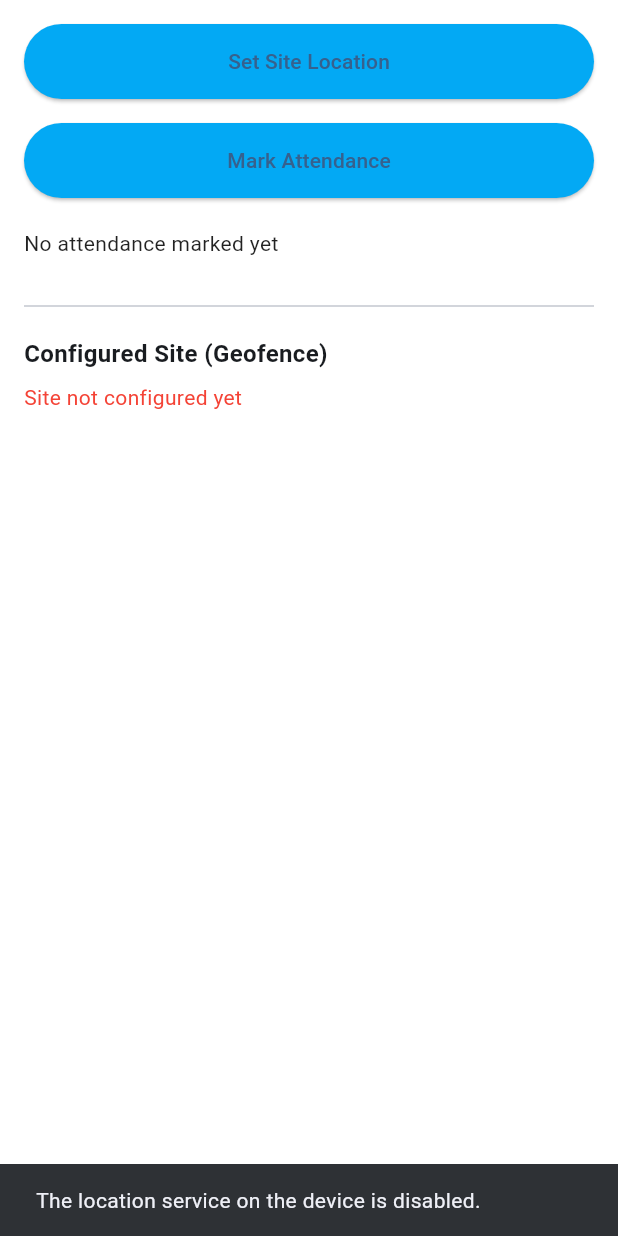
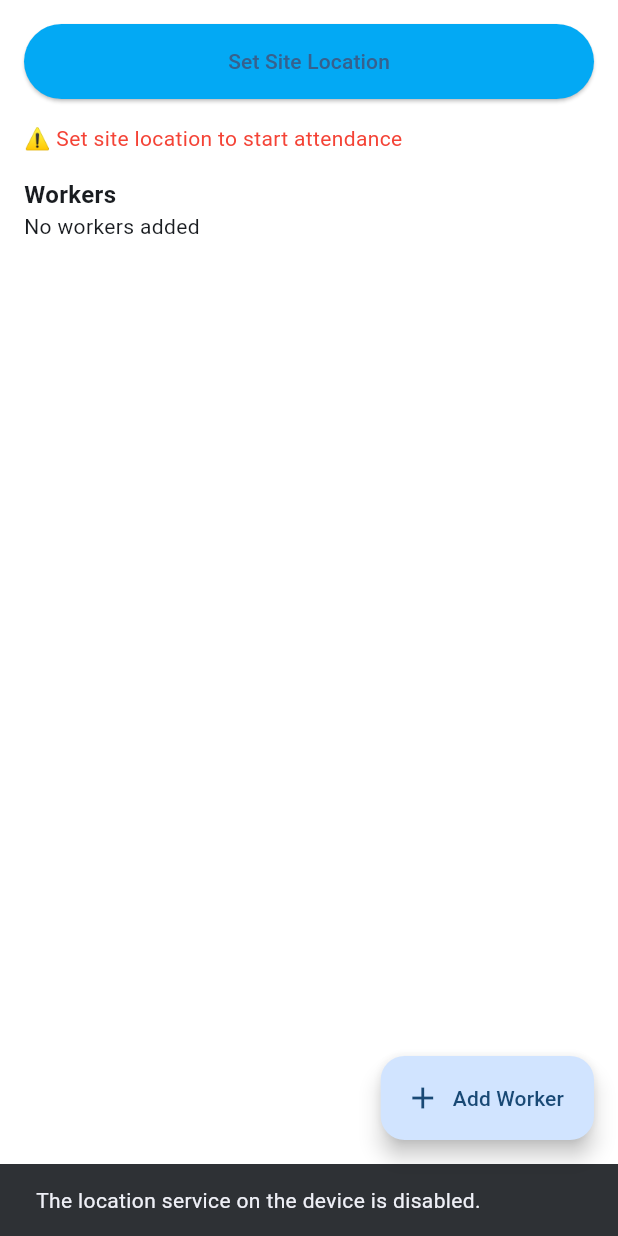
Before and after one commit to ASN-cmd/construction_app, a Flutter app: the AttendanceScreen screen opened directly, after a tap on "Set Site Location", on a phone screen of 412 x 824 dp. Run offline on Flutter 3.47's test engine with Material 3 defaults, Android fonts, the phone set to English and light mode, and no system bars; our stand-ins replace drift, geolocator, shared_preferences; accounts and stored records are empty; generated files the repository leaves out were written again.

Commit message:
attendance-module-update

```diff
--- /dev/null
+++ b/construction_field_app/lib/data/local/tables/workers_table.dart
@@ -0,0 +1,8 @@
+import 'package:drift/drift.dart';
+
+class Workers extends Table {
+  IntColumn get id => integer().autoIncrement()();
+  TextColumn get name => text()();
+  TextColumn get designation => text()();
+  RealColumn get dailyWage => real()();
+}
--- /dev/null
+++ b/construction_field_app/lib/models/worker_attendance_record.dart
@@ -0,0 +1,13 @@
+class WorkerAttendanceRecord {
+  final String workerName;
+  final String designation;
+  final String status;
+  final DateTime date;
+
+  WorkerAttendanceRecord({
+    required this.workerName,
+    required this.designation,
+    required this.status,
+    required this.date,
+  });
+}
--- a/construction_field_app/lib/ui/screens/attendance_screen.dart
+++ b/construction_field_app/lib/ui/screens/attendance_screen.dart
@@ -2,6 +2,7 @@ import 'package:flutter/material.dart';
 import '../../data/local/app_database.dart';
 import '../../services/attendance_service.dart';
 import '../../repositories/attendance_repository.dart';
+import '../widgets/add_worker_sheet.dart';
 
 class AttendanceScreen extends StatefulWidget {
   const AttendanceScreen({super.key});
@@ -14,63 +15,74 @@ class _AttendanceScreenState extends State<AttendanceScreen> {
   late AppDatabase db;
   late AttendanceService service;
 
-  bool isLoading = false;
-  String statusMessage = 'No attendance marked yet';
-
   @override
   void initState() {
     super.initState();
     db = AppDatabase();
-    final repo = AttendanceRepository(db);
-    service = AttendanceService(repo);
+    service = AttendanceService(AttendanceRepository(db));
   }
-
-  /* -------- UI ACTIONS ONLY -------- */
 
   Future<void> handleSetSiteLocation() async {
     try {
       await service.setSiteLocation();
+      setState(() {});
       ScaffoldMessenger.of(context).showSnackBar(
         const SnackBar(
           content: Text('Site location set successfully'),
           backgroundColor: Colors.green,
         ),
       );
-      setState(() {});
+    } catch (e) {
+      ScaffoldMessenger.of(context)
+          .showSnackBar(SnackBar(content: Text(e.toString())));
+    }
+  }
+
+  Future<void> markWorker(int workerId, String status) async {
+    try {
+      await service.markWorkerAttendance(
+        workerId: workerId,
+        status: status,
+      );
+
+      ScaffoldMessenger.of(context).showSnackBar(
+        SnackBar(
+          content: Text('Marked $status'),
+          backgroundColor: Colors.green,
+        ),
+      );
     } catch (e) {
       ScaffoldMessenger.of(context).showSnackBar(
-        SnackBar(content: Text(e.toString())),
+        SnackBar(
+          content: Text(e.toString()),
+          backgroundColor: Colors.red,
+        ),
       );
     }
   }
 
-  Future<void> handleMarkAttendance() async {
-    setState(() {
-      isLoading = true;
-      statusMessage = 'Processing attendance...';
-    });
-
-    final result = await service.markAttendance();
-
-    setState(() {
-      isLoading = false;
-      statusMessage = result;
-    });
-
-    ScaffoldMessenger.of(context).showSnackBar(
-      SnackBar(
-        content: Text(result),
-        backgroundColor:
-            result.contains('saved') ? Colors.green : Colors.red,
-      ),
-    );
-  }
-
-  /* -------- UI -------- */
-
   @override
   Widget build(BuildContext context) {
-    return ListView(
+    return Scaffold(
+      backgroundColor: Colors.white,
+
+      floatingActionButton: FloatingActionButton.extended(
+        onPressed: () async {
+          final added = await showModalBottomSheet(
+            context: context,
+            isScrollControlled: true,
+            shape: const RoundedRectangleBorder(
+              borderRadius: BorderRadius.vertical(top: Radius.circular(16)),
+            ),
+            builder: (_) => AddWorkerSheet(service: service),
+          );
+          if (added == true) setState(() {});
+        },
+        icon: const Icon(Icons.add),
+        label: const Text('Add Worker'),
+      ),
+
+      body: ListView(
         padding: const EdgeInsets.all(16),
         children: [
           ElevatedButton(
@@ -84,58 +96,109 @@ class _AttendanceScreenState extends State<AttendanceScreen> {
 
           const SizedBox(height: 16),
 
-        ElevatedButton(
-          onPressed: isLoading ? null : handleMarkAttendance,
-          style: ElevatedButton.styleFrom(
-            backgroundColor: Colors.lightBlue,
-            minimumSize: const Size(double.infinity, 50),
-          ),
-          child: isLoading
-              ? const CircularProgressIndicator(color: Colors.white)
-              : const Text('Mark Attendance'),
-        ),
-
-        const SizedBox(height: 20),
-
-        Text(
-          statusMessage,
-          style: const TextStyle(color: Colors.black87),
-        ),
-
-        const SizedBox(height: 24),
-        const Divider(),
-        const SizedBox(height: 12),
-
-        const Text(
-          'Configured Site (Geofence)',
-          style: TextStyle(
-            fontSize: 16,
-            fontWeight: FontWeight.bold,
-          ),
-        ),
-
-        const SizedBox(height: 8),
-
           FutureBuilder(
             future: db.getSiteGeofence(),
             builder: (context, snapshot) {
-            if (!snapshot.hasData || snapshot.data == null) {
-              return const Text(
-                'Site not configured yet',
-                style: TextStyle(color: Colors.red),
-              );
+              final siteConfigured = snapshot.hasData && snapshot.data != null;
+
+              return Column(
+                crossAxisAlignment: CrossAxisAlignment.start,
+                children: [
+                  Text(
+                    siteConfigured
+                        ? 'Site configured'
+                        : '⚠ Set site location to start attendance',
+                    style: TextStyle(
+                      color: siteConfigured ? Colors.green : Colors.red,
+                    ),
+                  ),
+                  const SizedBox(height: 16),
+
+                  const Text(
+                    'Workers',
+                    style:
+                        TextStyle(fontSize: 16, fontWeight: FontWeight.bold),
+                  ),
+
+                  FutureBuilder<List<Worker>>(
+                    future: service.getWorkers(),
+                    builder: (context, snapshot) {
+                      if (!snapshot.hasData || snapshot.data!.isEmpty) {
+                        return const Text('No workers added');
                       }
 
-            final site = snapshot.data!;
-            return Text(
-              'Latitude: ${site.latitude.toStringAsFixed(5)}\n'
-              'Longitude: ${site.longitude.toStringAsFixed(5)}\n'
-              'Radius: ${site.radius.toInt()} meters',
-              style: const TextStyle(color: Colors.black87),
+                      final workers = snapshot.data!;
+
+                      return Column(
+                        children: workers.map((w) {
+                          return Card(
+                            child: Padding(
+                              padding: const EdgeInsets.all(12),
+                              child: Column(
+                                crossAxisAlignment: CrossAxisAlignment.start,
+                                children: [
+                                  Text(w.name,
+                                      style: const TextStyle(
+                                          fontWeight: FontWeight.bold)),
+                                  Text(
+                                      '${w.designation} • ₹${w.dailyWage}/day'),
+                                  const SizedBox(height: 12),
+                                  Row(
+                                    children: [
+                                      _statusButton(
+                                        'Present',
+                                        Colors.green,
+                                        siteConfigured
+                                            ? () =>
+                                                markWorker(w.id, 'present')
+                                            : null,
+                                      ),
+                                      _statusButton(
+                                        'Half',
+                                        Colors.orange,
+                                        siteConfigured
+                                            ? () =>
+                                                markWorker(w.id, 'half_day')
+                                            : null,
+                                      ),
+                                      _statusButton(
+                                        'Absent',
+                                        Colors.red,
+                                        siteConfigured
+                                            ? () =>
+                                                markWorker(w.id, 'absent')
+                                            : null,
+                                      ),
+                                    ],
+                                  ),
+                                ],
+                              ),
+                            ),
+                          );
+                        }).toList(),
                       );
                     },
                   ),
                 ],
               );
+            },
+          ),
+        ],
+      ),
+    );
+  }
+
+  Widget _statusButton(
+      String label, Color color, VoidCallback? onTap) {
+    return Expanded(
+      child: Padding(
+        padding: const EdgeInsets.symmetric(horizontal: 4),
+        child: ElevatedButton(
+          onPressed: onTap,
+          style: ElevatedButton.styleFrom(backgroundColor: color),
+          child: Text(label),
+        ),
+      ),
+    );
   }
 }
--- a/construction_field_app/lib/ui/screens/project_home_screen.dart
+++ b/construction_field_app/lib/ui/screens/project_home_screen.dart
@@ -67,7 +67,7 @@ class _ProjectHomeScreenState extends State<ProjectHomeScreen> {
           BottomNavigationBarItem(icon: Icon(Icons.assignment), label: 'Task'),
           BottomNavigationBarItem(icon: Icon(Icons.inventory_2), label: 'Material'),
           BottomNavigationBarItem(icon: Icon(Icons.calendar_today), label: 'Attendance'),
-          BottomNavigationBarItem(icon: Icon(Icons.menu), label: 'More'),
+          BottomNavigationBarItem(icon: Icon(Icons.menu), label: 'Records'),
         ],
       ),
       floatingActionButton: _selectedIndex == 0
```
Also changed, not shown: construction_field_app/lib/data/local/app_database.dart (+79 -7 lines), construction_field_app/lib/data/local/tables/worker_attendance_table.dart (added, +18 -0 lines), construction_field_app/lib/repositories/attendance_repository.dart (+72 -5 lines), construction_field_app/lib/services/attendance_service.dart (+39 -12 lines), construction_field_app/lib/ui/screens/records_screen.dart (+27 -32 lines), construction_field_app/lib/ui/widgets/add_worker_sheet.dart (added, +135 -0 lines), construction_field_app/lib/data/local/app_database.g.dart, construction_field_app/pubspec.lock. Lines whose indentation alone changed are shown as unchanged.
